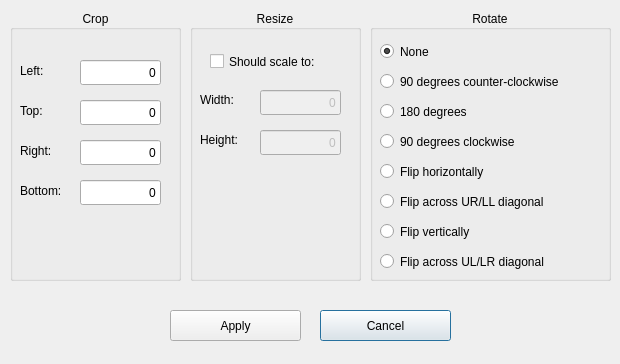
bizzabo/teevid-sdk-samples, file teevid-client-native/TransformSettingsDialog.ui: the form before one commit.
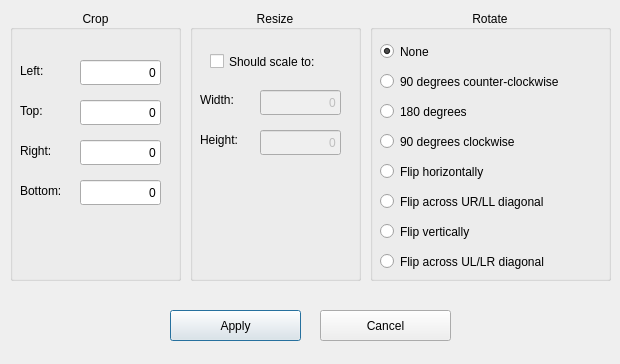
The form after the commit.

```diff
--- a/teevid-client-native/TransformSettingsDialog.ui
+++ b/teevid-client-native/TransformSettingsDialog.ui
@@ -386,6 +386,9 @@
    <property name="text">
     <string>Apply</string>
    </property>
+   <property name="default">
+    <bool>true</bool>
+   </property>
   </widget>
  </widget>
  <resources/>
```
